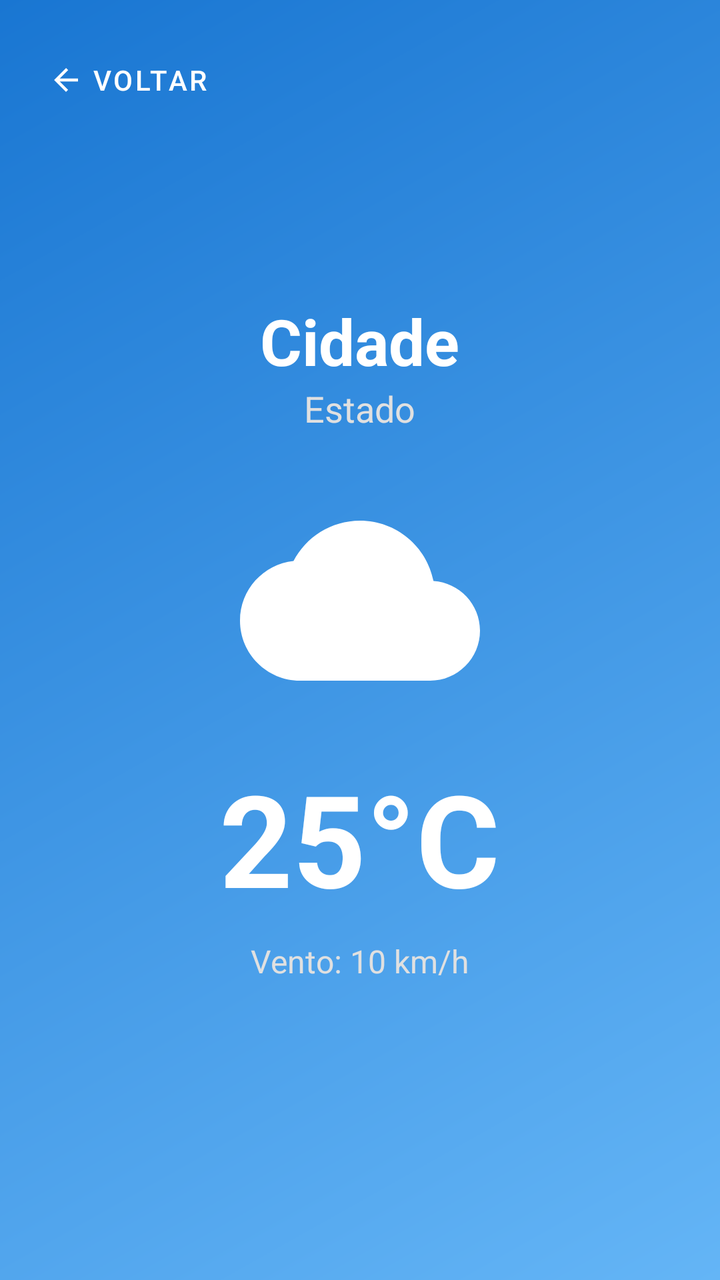
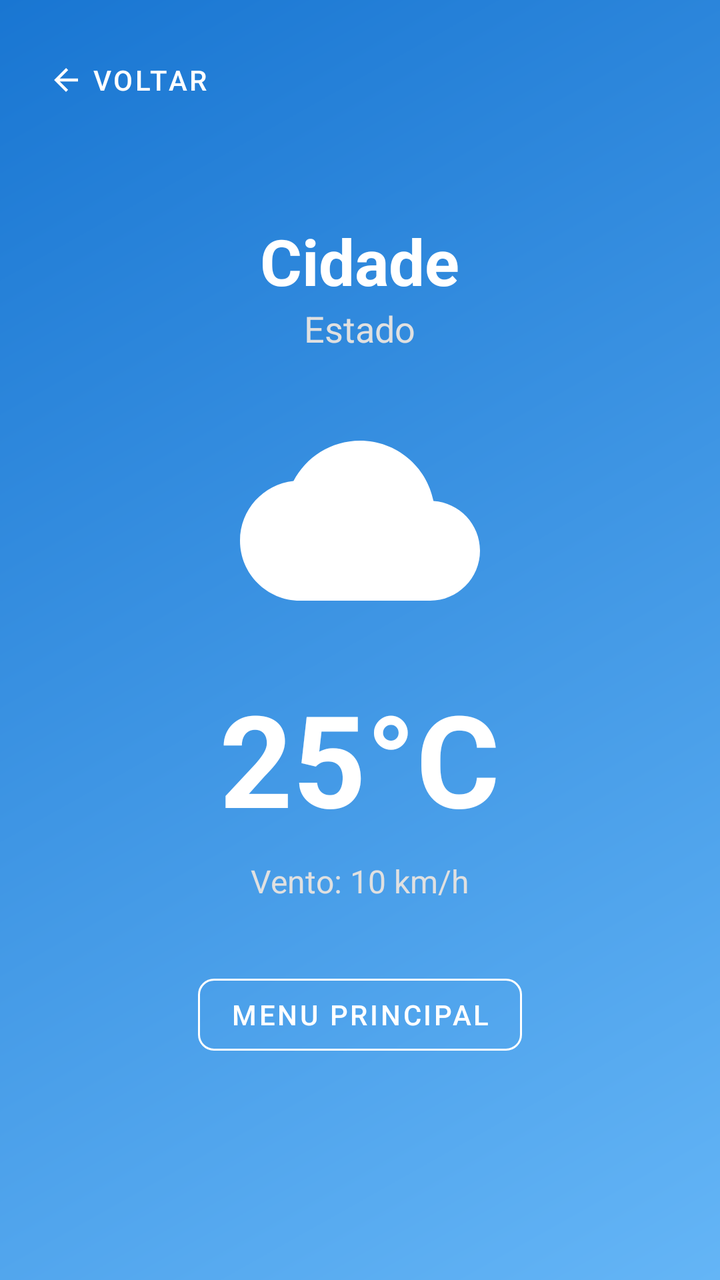

Screens rendered from an Android XML layout before and after an edit, with the pre-edit source and the edit as a unified diff.
<!-- AndroidManifest.xml: application theme Theme.Trabalho01Mobile -->
<!-- res/layout/activity_weather_result.xml -->
<?xml version="1.0" encoding="utf-8"?>
<androidx.constraintlayout.widget.ConstraintLayout xmlns:android="http://schemas.android.com/apk/res/android"
    xmlns:app="http://schemas.android.com/apk/res-auto"
    xmlns:tools="http://schemas.android.com/tools"
    android:layout_width="match_parent"
    android:layout_height="match_parent"
    android:background="@drawable/weather_gradient"
    tools:context=".View.WeatherResultActivity">

    <com.google.android.material.button.MaterialButton
        android:id="@+id/btnBack"
        style="@style/Widget.MaterialComponents.Button.TextButton"
        android:layout_width="wrap_content"
        android:layout_height="wrap_content"
        android:layout_margin="16dp"
        android:text="Voltar"
        android:textColor="@android:color/white"
        app:icon="@drawable/ic_back"
        app:iconTint="@android:color/white"
        app:layout_constraintStart_toStartOf="parent"
        app:layout_constraintTop_toTopOf="parent" />

    <LinearLayout
        android:layout_width="match_parent"
        android:layout_height="wrap_content"
        android:gravity="center"
        android:orientation="vertical"
        android:padding="32dp"
        app:layout_constraintBottom_toBottomOf="parent"
        app:layout_constraintTop_toTopOf="parent">

        <TextView
            android:id="@+id/txtCityName"
            android:layout_width="wrap_content"
            android:layout_height="wrap_content"
            android:text="Cidade"
            android:textColor="@android:color/white"
            android:textSize="32sp"
            android:textStyle="bold" />

        <TextView
            android:id="@+id/txtState"
            android:layout_width="wrap_content"
            android:layout_height="wrap_content"
            android:text="Estado"
            android:textColor="#E0E0E0"
            android:textSize="18sp" />

        <ImageView
            android:id="@+id/imgWeatherIcon"
            android:layout_width="120dp"
            android:layout_height="120dp"
            android:layout_marginTop="24dp"
            android:src="@drawable/ic_cloudy"
            app:tint="@android:color/white" />

        <TextView
            android:id="@+id/txtTemperature"
            android:layout_width="wrap_content"
            android:layout_height="wrap_content"
            android:layout_marginTop="16dp"
            android:text="25°C"
            android:textColor="@android:color/white"
            android:textSize="64sp"
            android:textStyle="bold" />

        <TextView
            android:id="@+id/txtWind"
            android:layout_width="wrap_content"
            android:layout_height="wrap_content"
            android:layout_marginTop="8dp"
            android:text="Vento: 10 km/h"
            android:textColor="#E0E0E0"
            android:textSize="16sp" />

    </LinearLayout>

</androidx.constraintlayout.widget.ConstraintLayout>
<!-- resources referenced by this layout -->
<resources>
  <!-- drawable ic_back (drawable) -->
  <vector xmlns:android="http://schemas.android.com/apk/res/android"
      android:width="24dp"
      android:height="24dp"
      android:viewportWidth="24"
      android:viewportHeight="24">
      <path
          android:fillColor="@android:color/white"
          android:pathData="M20,11H7.83l5.59,-5.59L12,4l-8,8 8,8 1.41,-1.41L7.83,13H20v-2z" />
  </vector>
  <!-- drawable ic_cloudy (drawable) -->
  <vector xmlns:android="http://schemas.android.com/apk/res/android"
      android:width="24dp"
      android:height="24dp"
      android:viewportWidth="24"
      android:viewportHeight="24">
      <path
          android:fillColor="@android:color/white"
          android:pathData="M19.35,10.04C18.67,6.59 15.64,4 12,4 9.11,4 6.6,5.64 5.35,8.04 2.34,8.36 0,10.91 0,14c0,3.31 2.69,6 6,6h13c2.76,0 5,-2.24 5,-5 0,-2.64 -2.05,-4.78 -4.65,-4.96z" />
  </vector>
  <!-- drawable weather_gradient (drawable) -->
  <?xml version="1.0" encoding="utf-8"?>
  <shape xmlns:android="http://schemas.android.com/apk/res/android"
      android:shape="rectangle">
      <gradient
          android:angle="135"
          android:endColor="#1976D2"
          android:startColor="#64B5F6"
          android:type="linear" />
  </shape>
  <style name="Theme.Trabalho01Mobile" parent="Base.Theme.Trabalho01Mobile" />
  <style name="Base.Theme.Trabalho01Mobile" parent="Theme.Material3.DayNight.NoActionBar">
          
          
      </style>
</resources>

<!-- the commit's change to res/layout/activity_weather_result.xml (unified diff, before → after) -->
@@ -73,6 +73,17 @@
             android:textColor="#E0E0E0"
             android:textSize="16sp" />
 
+        <com.google.android.material.button.MaterialButton
+            android:id="@+id/btnGoToMenu"
+            style="@style/Widget.MaterialComponents.Button.OutlinedButton"
+            android:layout_width="wrap_content"
+            android:layout_height="wrap_content"
+            android:layout_marginTop="32dp"
+            android:text="Menu Principal"
+            android:textColor="@android:color/white"
+            app:strokeColor="@android:color/white"
+            app:cornerRadius="8dp" />
+
     </LinearLayout>
 
 </androidx.constraintlayout.widget.ConstraintLayout>
